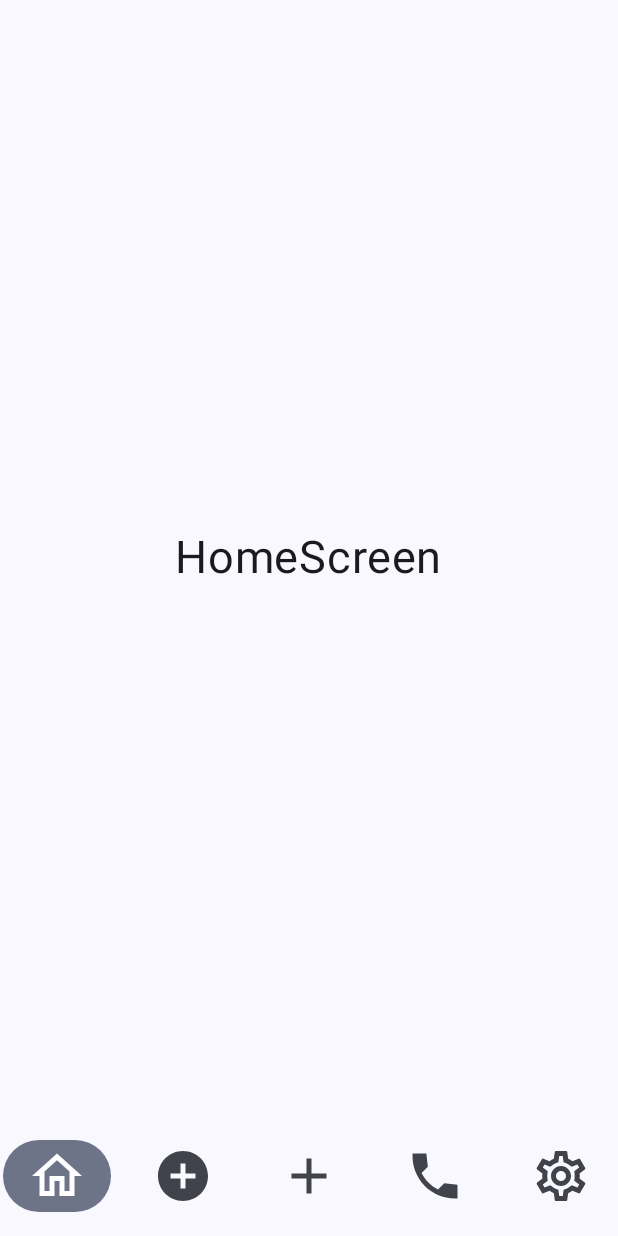
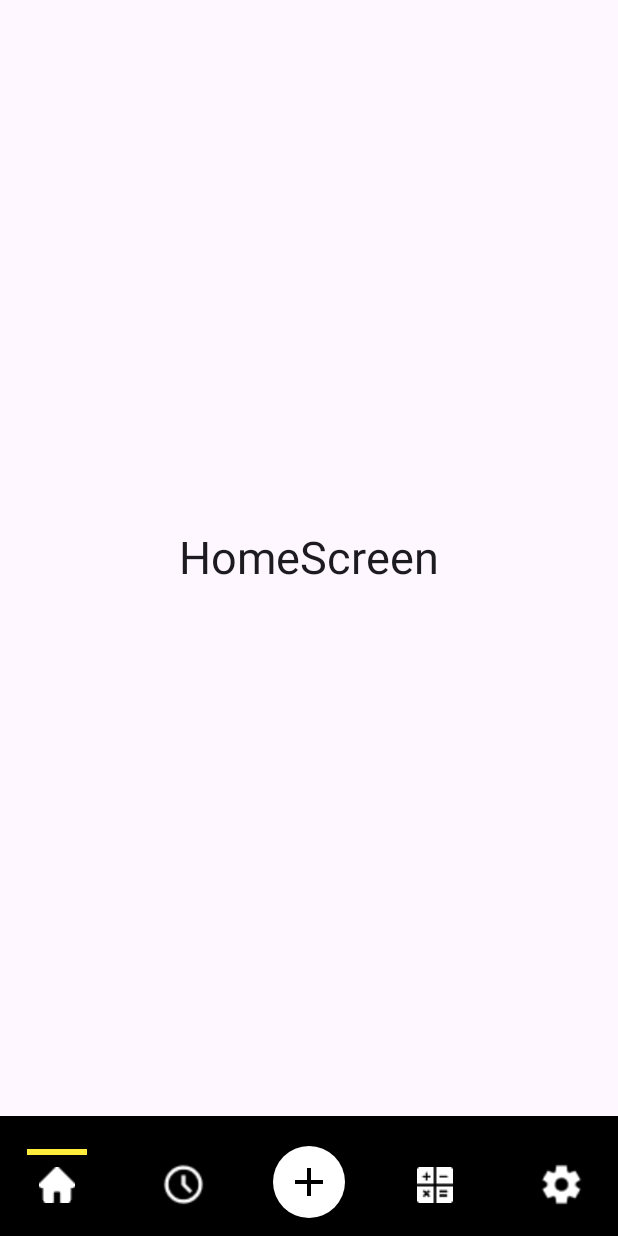
Before and after one commit to durka225/chillOut, an Android app built with Jetpack Compose: the MainScreen screen opened through its navigation route, on a phone screen of 412 x 824 dp. Run offline under Robolectric (Android 15) with nearby library versions, the phone set to English and light mode, and no system bars.

Commit message:
Toolbar icon and image

```diff
--- a/app/src/main/java/com/example/chillout/presentation/MainActivity.kt
+++ b/app/src/main/java/com/example/chillout/presentation/MainActivity.kt
@@ -10,6 +10,7 @@ import androidx.compose.material3.Scaffold
 import androidx.compose.runtime.Composable
 import androidx.compose.ui.Modifier
 import androidx.compose.ui.tooling.preview.Preview
+import androidx.compose.ui.unit.dp
 import androidx.navigation.compose.rememberNavController
 import com.example.chillout.presentation.navigation.MainNav
 import com.example.chillout.presentation.ui.theme.ChillOutTheme
@@ -19,12 +20,10 @@ class MainActivity : ComponentActivity() {
         super.onCreate(savedInstanceState)
         enableEdgeToEdge()
         setContent {
-            ChillOutTheme {
-                Scaffold(modifier = Modifier.fillMaxSize()) { innerPadding ->
-                    MainContent(
-                        modifier = Modifier.padding(innerPadding)
-                    )
-                }
+            Scaffold(modifier = Modifier.fillMaxSize()) { innerPadding ->
+                MainContent(
+                    modifier = Modifier.padding(innerPadding).fillMaxSize()
+                )
             }
         }
     }
--- a/app/src/main/java/com/example/chillout/presentation/screen/main/navigation/BottomNavItem.kt
+++ b/app/src/main/java/com/example/chillout/presentation/screen/main/navigation/BottomNavItem.kt
@@ -1,9 +1,13 @@
 package com.example.chillout.presentation.screen.main.navigation
 
 import androidx.compose.ui.graphics.vector.ImageVector
+import androidx.compose.ui.unit.Dp
+import androidx.compose.ui.unit.dp
 
 data class BottomNavItem(
-    val icon: ImageVector,
-    val titleResId: Int,
-    val route: MainScreenNavigationRoute
+    val iconRes: Int? = null,
+    val vectorIcon: ImageVector? = null,
+    val title: Int,
+    val route: MainScreenNavigationRoute,
+    val iconSize: Dp = 28.dp
 )
--- a/app/src/main/java/com/example/chillout/presentation/screen/main/navigation/BottomNavigationBar.kt
+++ b/app/src/main/java/com/example/chillout/presentation/screen/main/navigation/BottomNavigationBar.kt
@@ -1,23 +1,29 @@
 package com.example.chillout.presentation.screen.main.navigation
 
+import androidx.compose.foundation.background
+import androidx.compose.foundation.layout.Box
+import androidx.compose.foundation.layout.Column
+import androidx.compose.foundation.layout.height
+import androidx.compose.foundation.layout.padding
 import androidx.compose.foundation.layout.size
+import androidx.compose.foundation.layout.width
+import androidx.compose.foundation.shape.CircleShape
 import androidx.compose.material.icons.Icons
-import androidx.compose.material.icons.outlined.Home
-import androidx.compose.material.icons.outlined.Person
-import androidx.compose.material.icons.outlined.Settings
 import androidx.compose.material.icons.sharp.Add
-import androidx.compose.material.icons.sharp.AddCircle
-import androidx.compose.material.icons.sharp.Call
 import androidx.compose.material3.Icon
-import androidx.compose.material3.MaterialTheme
 import androidx.compose.material3.NavigationBar
 import androidx.compose.material3.NavigationBarItem
+import androidx.compose.material3.NavigationBarItemDefaults
 import androidx.compose.runtime.Composable
 import androidx.compose.runtime.getValue
 import androidx.compose.runtime.mutableIntStateOf
 import androidx.compose.runtime.saveable.rememberSaveable
 import androidx.compose.runtime.setValue
+import androidx.compose.ui.Alignment
 import androidx.compose.ui.Modifier
+import androidx.compose.ui.draw.clip
+import androidx.compose.ui.graphics.Color
+import androidx.compose.ui.res.painterResource
 import androidx.compose.ui.tooling.preview.Preview
 import androidx.compose.ui.unit.dp
 import androidx.navigation.NavController
@@ -25,55 +31,133 @@ import androidx.navigation.compose.rememberNavController
 import com.example.chillout.R
 
 @Composable
-fun BottomNavigationBar(
-    navController: NavController
-){
-    val bottomNavItem = listOf(
+fun BottomNavigationBar(navController: NavController) {
+
+    val items = listOf(
         BottomNavItem(
-            icon = Icons.Outlined.Home,
-            titleResId = R.string.home,
-            route = MainScreenNavigationRoute.Home
+            iconRes = R.drawable.home,
+            title = R.string.home,
+            route = MainScreenNavigationRoute.Home,
+            iconSize = 24.dp
         ),
         BottomNavItem(
-            icon = Icons.Sharp.AddCircle,
-            titleResId = R.string.history,
+            iconRes = R.drawable.history,
+            title = R.string.history,
             route = MainScreenNavigationRoute.History,
+            iconSize = 30.dp
         ),
         BottomNavItem(
-            icon = Icons.Sharp.Add,
-            titleResId = R.string.new_buy,
+            vectorIcon = Icons.Sharp.Add,
+            title = R.string.new_buy,
             route = MainScreenNavigationRoute.NewBuy,
+            iconSize = 32.dp
         ),
         BottomNavItem(
-            icon = Icons.Sharp.Call,
-            titleResId = R.string.calculator_buy,
+            iconRes = R.drawable.calculate,
+            title = R.string.calculator_buy,
             route = MainScreenNavigationRoute.CalculatorBuy,
+            iconSize = 24.dp
         ),
         BottomNavItem(
-            icon = Icons.Outlined.Settings,
-            titleResId = R.string.settings,
-            route = MainScreenNavigationRoute.Settings
+            iconRes = R.drawable.settings,
+            title = R.string.settings,
+            route = MainScreenNavigationRoute.Settings,
+            iconSize = 30.dp
         )
+    )
 
-    )
-    var selectedItemIndex by rememberSaveable { mutableIntStateOf(0) }
+
+    var selectedIndex by rememberSaveable { mutableIntStateOf(0) }
+
     NavigationBar(
-        containerColor = MaterialTheme.colorScheme.background,
+        containerColor = Color.Black,
+        tonalElevation = 0.dp
     ) {
-        bottomNavItem.forEachIndexed { index, item ->
+
+        items.forEachIndexed { index, item ->
+
+            val isCenter = index == 2
+            val isSelected = selectedIndex == index
+
             NavigationBarItem(
-                selected = selectedItemIndex == index,
+                selected = isSelected,
                 onClick = {
-                    selectedItemIndex = index
+                    selectedIndex = index
                     navController.navigate(item.route)
                 },
                 icon = {
-                    Icon(
-                        modifier = Modifier.size(40.dp),
-                        imageVector = item.icon,
-                        contentDescription = "BottomNavItem icon"
-                    )
-                },
+                    Column(horizontalAlignment = Alignment.CenterHorizontally) {
+
+                        Box(
+                            modifier = Modifier
+                                .height(4.dp)
+                                .width(if (isCenter) 48.dp else 40.dp)
+                                .background(
+                                    if (isSelected) Color(0xFFFFEB3B)
+                                    else Color.Transparent
+                                )
+                        )
+
+                        val size = item.iconSize
+
+                        if (isCenter) {
+
+                            Box(
+                                modifier = Modifier
+                                    .padding(top = 4.dp)
+                                    .size(48.dp)
+                                    .clip(CircleShape)
+                                    .background(Color.White),
+                                contentAlignment = Alignment.Center
+                            ) {
+
+                                if (item.iconRes != null) {
+                                    Icon(
+                                        painter = painterResource(item.iconRes),
+                                        tint = Color.Black,
+                                        contentDescription = null,
+                                        modifier = Modifier.size(size)
+                                    )
+                                } else {
+                                    Icon(
+                                        imageVector = item.vectorIcon!!,
+                                        tint = Color.Black,
+                                        contentDescription = null,
+                                        modifier = Modifier.size(size)
+                                    )
+                                }
+                            }
+
+                        } else {
+
+                            if (item.iconRes != null) {
+                                Icon(
+                                    painter = painterResource(item.iconRes),
+                                    tint = Color.White,
+                                    contentDescription = null,
+                                    modifier = Modifier
+                                        .padding(top = 8.dp)
+                                        .size(size)
+                                )
+                            } else {
+                                Icon(
+                                    imageVector = item.vectorIcon!!,
+                                    tint = Color.White,
+                                    contentDescription = null,
+                                    modifier = Modifier
+                                        .padding(top = 8.dp)
+                                        .size(size)
+                                )
+                            }
+                        }
+                    }
+                }
+                ,
+                colors = NavigationBarItemDefaults.colors(
+                    selectedIconColor = Color.White,
+                    unselectedIconColor = Color.White,
+                    indicatorColor = Color.Transparent
+                )
             )
         }
     }
```
Also changed, not shown: app/src/main/res/drawable/calculate.png (added), app/src/main/res/drawable/history.png (added), app/src/main/res/drawable/home.png (added), app/src/main/res/drawable/newbuy.png (added), app/src/main/res/drawable/settings.png (added).
